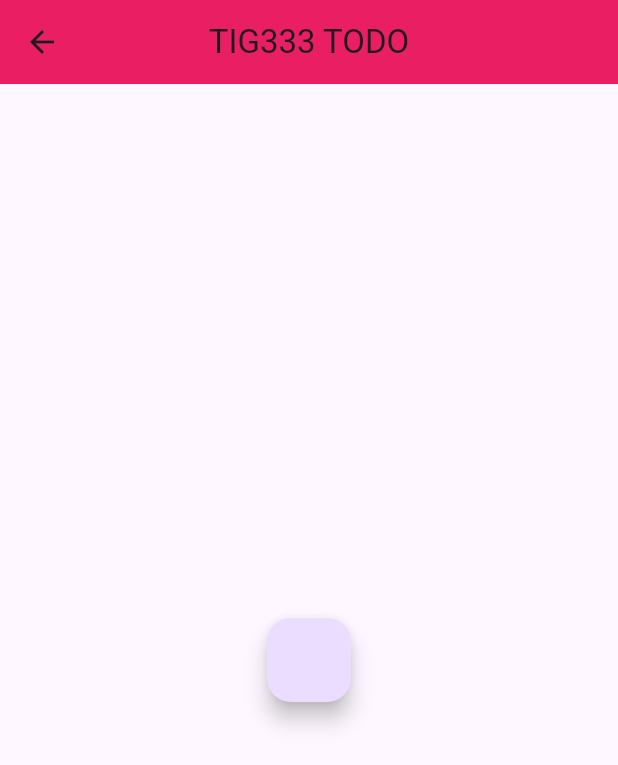
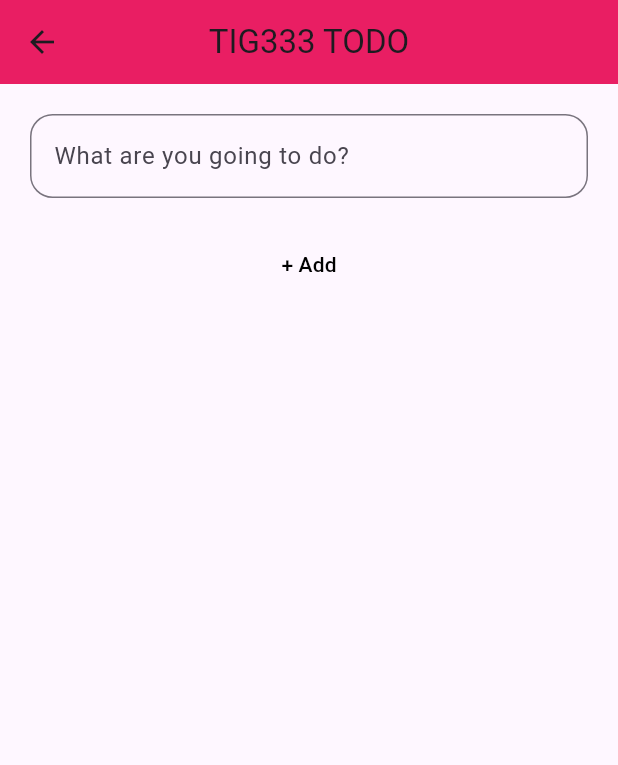
Before and after one commit to gu-tig333-ht25/guslunjofv, a Flutter app: the AddPage screen opened directly, on a phone screen of 412 x 824 dp. Shown: the top 765 px of the screen. Run offline on Flutter 3.47's test engine with Material 3 defaults, Android fonts, the phone set to English and light mode, and no system bars.

Commit message:
sida 2: textfält och "add"-knapp
knappen har ingen funktion

```diff
--- a/lib/main.dart
+++ b/lib/main.dart
@@ -96,12 +96,26 @@ class AddPage extends StatelessWidget{
         centerTitle: true
         ),
         body: Center(
-          child: FloatingActionButton(onPressed: (){
-            Navigator.pop(context); //go back to homepage
-          },
+          child: Column(
+            children: [
+              Container(
+                padding: EdgeInsets.all(20),
+                child:
+                TextField(
+                  decoration: InputDecoration(
+                    hintText: 'What are you going to do?',
+                    border: OutlineInputBorder(borderRadius: BorderRadius.all(Radius.circular(15))),
+                    ),
+                    ),
+                    ),
+                Container(
+                  child: TextButton(
+                    child: Text('+ Add', style: TextStyle(color: Colors.black),), onPressed: (){}
+                  ),
+                ),
+            ],
           ),
-        ),
-
-    );
+          ),
+        );
   }
 }
```
